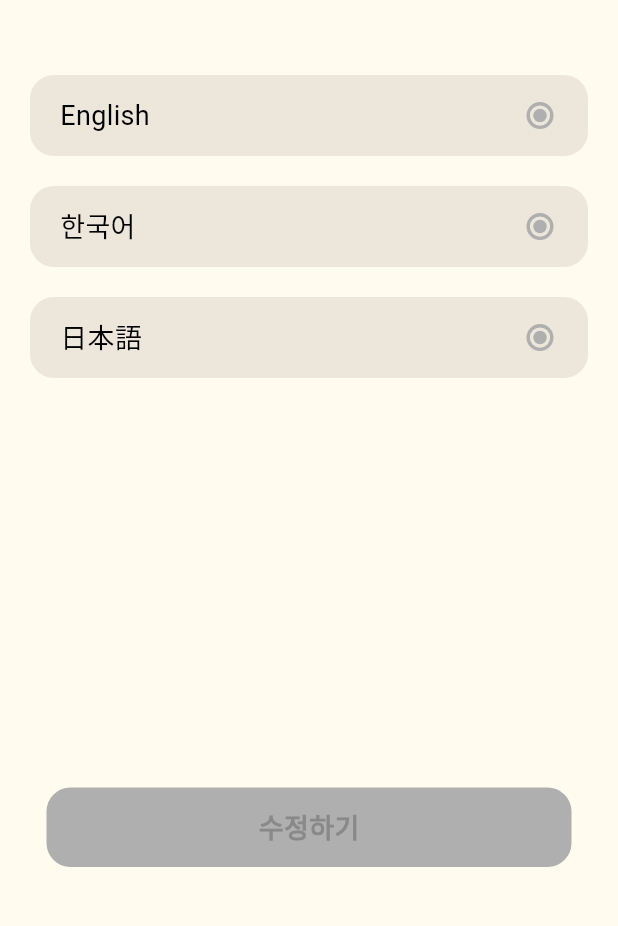
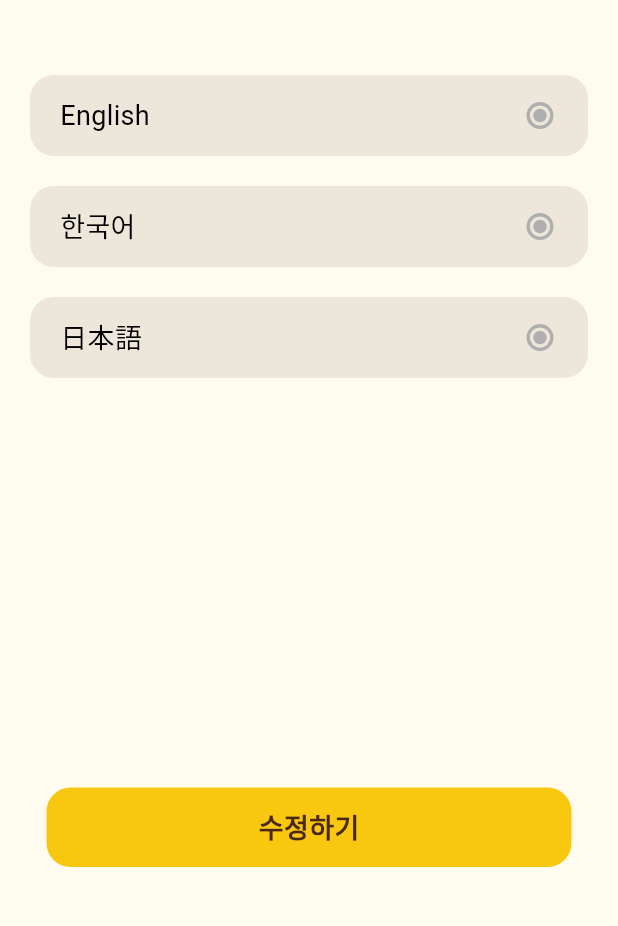
Before and after one commit to gdsc-ssu/gdgoc-weve-client, a Flutter app: the JuniorEditLanguageScreen screen opened directly, on a phone screen of 412 x 824 dp, the part 279-1205 px from its top. Run offline on Flutter 3.47's test engine with Material 3 defaults, Android fonts, the phone set to English and light mode, and no system bars; our stand-ins replace audioplayers, flutter_riverpod, flutter_svg, fluttertoast, lottie, permission_handler and 1 more; Roboto replaces fonts that are missing (Pretendard).

Commit message:
refactor: JuniorButton 및 JuniorEditLanguageScreen UX 개선
- JuniorButton에 활성화 상태에 따른 색상 결정 기능 추가
- JuniorEditLanguageScreen에서 언어 선택 및 헤더 복원 기능 구현
- WillPopScope를 사용하여 뒤로가기 버튼 처리 개선

```diff
--- a/lib/commons/widgets/header/view/header_widget.dart
+++ b/lib/commons/widgets/header/view/header_widget.dart
@@ -38,7 +38,9 @@ class HeaderWidget extends ConsumerWidget implements PreferredSizeWidget {
           ? IconButton(
               icon: CustomIcons.getIcon(CustomIcons.headerLeftArrow),
               onPressed: () {
-                Navigator.of(context).pop();
+                // 여기서 Navigator.pop을 직접 호출하기 전에
+                // WillPopScope에서 처리되도록 함
+                Navigator.maybePop(context);
               },
             )
           : null,
--- a/lib/commons/widgets/junior/button/view/button.dart
+++ b/lib/commons/widgets/junior/button/view/button.dart
@@ -1,31 +1,45 @@
 import 'package:flutter/material.dart';
+import 'package:weve_client/core/constants/colors.dart';
 import 'package:weve_client/core/constants/fonts.dart';
 
 class JuniorButton extends StatelessWidget {
   final String text;
-  final Color backgroundColor;
-  final Color textColor;
+  final bool enabled;
+  final Color? backgroundColor;
+  final Color? textColor;
   final void Function() onPressed;
-  const JuniorButton(
-      {super.key,
-      required this.text,
-      required this.backgroundColor,
-      required this.textColor,
-      required this.onPressed});
+
+  const JuniorButton({
+    super.key,
+    required this.text,
+    this.enabled = true,
+    this.backgroundColor,
+    this.textColor,
+    required this.onPressed,
+  });
 
   @override
   Widget build(BuildContext context) {
+    // 활성화 상태에 따라 색상 결정
+    final bgColor = backgroundColor ??
+        (enabled ? WeveColor.main.yellow1_100 : WeveColor.main.yellow3);
+    final txtColor = textColor ??
+        (enabled ? WeveColor.main.yellowText : WeveColor.main.yellow4);
+
     return GestureDetector(
-      onTap: onPressed,
+      onTap: enabled ? onPressed : null,
       child: Container(
         width: 350,
         height: 53,
         decoration: BoxDecoration(
-          color: backgroundColor,
+          color: bgColor,
           borderRadius: BorderRadius.circular(16),
         ),
         alignment: Alignment.center,
-        child: Text(text, style: WeveText.semiHeader4(color: textColor)),
+        child: Text(
+          text,
+          style: WeveText.semiHeader4(color: txtColor),
+        ),
       ),
     );
   }
--- a/lib/features/junior/presentation/views/junior_edit_language_screen.dart
+++ b/lib/features/junior/presentation/views/junior_edit_language_screen.dart
@@ -4,10 +4,10 @@ import 'package:weve_client/commons/widgets/junior/button/view/button.dart';
 import 'package:weve_client/commons/widgets/header/model/header_type.dart';
 import 'package:weve_client/commons/widgets/header/view/header_widget.dart';
 import 'package:weve_client/commons/widgets/header/viewmodel/header_viewmodel.dart';
-import 'package:weve_client/commons/widgets/junior/button/view/select_language_button.dart';
 import 'package:weve_client/commons/widgets/junior/button/viewmodel/select_language_provider.dart';
 import 'package:weve_client/commons/widgets/toast/view/toast.dart';
 import 'package:weve_client/core/constants/colors.dart';
+import 'package:weve_client/core/constants/custom_icon.dart';
 import 'package:weve_client/core/constants/fonts.dart';
 import 'package:weve_client/core/localization/app_localizations.dart';
 
@@ -21,17 +21,40 @@ class JuniorEditLanguageScreen extends ConsumerStatefulWidget {
 
 class _JuniorEditLanguageScreenState
     extends ConsumerState<JuniorEditLanguageScreen> {
+  // 임시 언어 상태
+  LanguageOption? _tempSelectedLanguage;
+
   @override
   void initState() {
     super.initState();
     // 헤더 설정
     WidgetsBinding.instance.addPostFrameCallback((_) {
       ref.read(headerProvider.notifier).setHeader(HeaderType.backOnly);
+
+      // 현재 언어를 임시 상태로 설정
+      final currentLanguage = ref.read(selectedLanguageProvider);
+      setState(() {
+        _tempSelectedLanguage = currentLanguage;
+      });
+    });
+  }
+
+  // 임시 언어 선택 핸들러
+  void _selectLanguage(LanguageOption language) {
+    setState(() {
+      _tempSelectedLanguage = language;
     });
   }
 
   // 언어 변경 후 마이 페이지로 돌아가는 함수
   void _applyLanguageChange() {
+    // 선택한 언어를 실제로 적용
+    if (_tempSelectedLanguage != null) {
+      ref
+          .read(selectedLanguageProvider.notifier)
+          .selectLanguage(_tempSelectedLanguage!);
+    }
+
     // 토스트 메시지 표시
     CustomToast.show(
       context,
@@ -42,17 +65,39 @@ class _JuniorEditLanguageScreenState
       duration: 3,
     );
 
+    // 마이페이지로 돌아가기 전에 헤더를 원래대로 복원
+    _restoreMyPageHeader();
+
     // 이전 화면으로 돌아가기
     Navigator.pop(context);
+  }
+
+  // 뒤로가기 버튼 처리를 위한 오버라이딩
+  Future<bool> _onWillPop() async {
+    // 마이페이지로 돌아가기 전에 헤더를 원래대로 복원
+    _restoreMyPageHeader();
+    return true;
+  }
+
+  // 마이페이지 헤더 복원
+  void _restoreMyPageHeader() {
+    final locale = ref.read(localeProvider);
+    final appLocalizations = AppLocalizations(locale);
+
+    ref.read(headerProvider.notifier).setHeader(
+          HeaderType.juniorTitleLogo,
+          title: appLocalizations.junior.juniorHeaderMyTitle,
+        );
   }
 
   @override
   Widget build(BuildContext context) {
     final locale = ref.watch(localeProvider);
     final appLocalizations = AppLocalizations(locale);
-    final selectedLanguage = ref.watch(selectedLanguageProvider);
 
-    return Scaffold(
+    return WillPopScope(
+      onWillPop: _onWillPop,
+      child: Scaffold(
         backgroundColor: WeveColor.bg.bg1,
         appBar: const HeaderWidget(),
         body: SafeArea(
@@ -61,7 +106,6 @@ class _JuniorEditLanguageScreenState
             child: Column(
               crossAxisAlignment: CrossAxisAlignment.start,
               children: [
-              // const SizedBox(height: 10),
                 Text(
                   "언어 변경",
                   style: WeveText.header3(color: WeveColor.gray.gray1),
@@ -72,34 +116,20 @@ class _JuniorEditLanguageScreenState
                   style: WeveText.body2(color: WeveColor.gray.gray3),
                 ),
                 const SizedBox(height: 50),
-              SelectLanguageButton(
-                text: "English",
-                language: LanguageOption.english,
-              ),
+                // 기존 SelectLanguageButton 컴포넌트들
+                _buildCustomLanguageButton("English", LanguageOption.english),
                 const SizedBox(height: 20),
-              SelectLanguageButton(
-                text: "한국어",
-                language: LanguageOption.korean,
-              ),
+                _buildCustomLanguageButton("한국어", LanguageOption.korean),
                 const SizedBox(height: 20),
-              SelectLanguageButton(
-                text: "日本語",
-                language: LanguageOption.japanese,
-              ),
+                _buildCustomLanguageButton("日本語", LanguageOption.japanese),
                 const Spacer(),
                 Center(
                   child: Padding(
                     padding: const EdgeInsets.only(bottom: 30),
                     child: JuniorButton(
                       text: "수정하기",
-                    backgroundColor: selectedLanguage != null
-                        ? WeveColor.main.yellow1_100
-                        : WeveColor.gray.gray6,
-                    textColor: selectedLanguage != null
-                        ? WeveColor.main.yellowText
-                        : WeveColor.gray.gray5,
-                    onPressed:
-                        selectedLanguage != null ? _applyLanguageChange : () {},
+                      enabled: true, // 항상 활성화
+                      onPressed: _applyLanguageChange,
                     ),
                   ),
                 ),
@@ -107,6 +137,36 @@ class _JuniorEditLanguageScreenState
             ),
           ),
         ),
+      ),
+    );
+  }
+
+  // 커스텀 언어 선택 버튼 위젯 생성 함수
+  Widget _buildCustomLanguageButton(String text, LanguageOption language) {
+    final bool isSelected = _tempSelectedLanguage == language;
+
+    return GestureDetector(
+      onTap: () => _selectLanguage(language),
+      child: Container(
+        width: double.infinity,
+        padding: const EdgeInsets.symmetric(vertical: 14, horizontal: 20),
+        decoration: BoxDecoration(
+          color: WeveColor.bg.bg3,
+          borderRadius: BorderRadius.circular(16),
+        ),
+        child: Row(
+          mainAxisAlignment: MainAxisAlignment.spaceBetween,
+          children: [
+            Text(
+              text,
+              style: const TextStyle(fontSize: 18, color: Colors.black),
+            ),
+            isSelected
+                ? CustomIcons.getIcon(CustomIcons.radioOn, size: 24)
+                : CustomIcons.getIcon(CustomIcons.radioOff, size: 24),
+          ],
+        ),
+      ),
     );
   }
 }
```
Lines whose indentation alone changed are shown as unchanged.
